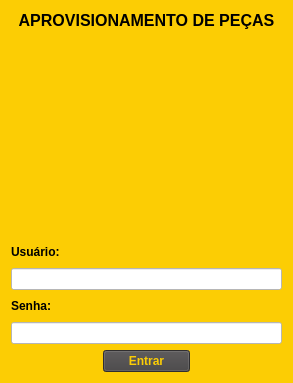
Qt form INTERFACES/login.ui (Biten-Marcos/Aprovisionamento) before a commit.
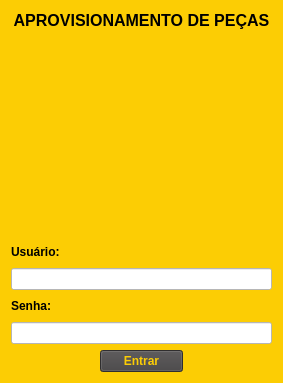
The same form after that commit. Icons and pictures are not drawn.

The edit to the form file:
```diff
--- a/INTERFACES/login.ui
+++ b/INTERFACES/login.ui
@@ -6,10 +6,16 @@
    <rect>
     <x>0</x>
     <y>0</y>
-    <width>293</width>
+    <width>283</width>
     <height>383</height>
    </rect>
   </property>
+  <property name="maximumSize">
+   <size>
+    <width>283</width>
+    <height>16777215</height>
+   </size>
+  </property>
   <property name="windowTitle">
    <string>Login Aprovisionamento</string>
   </property>
```
